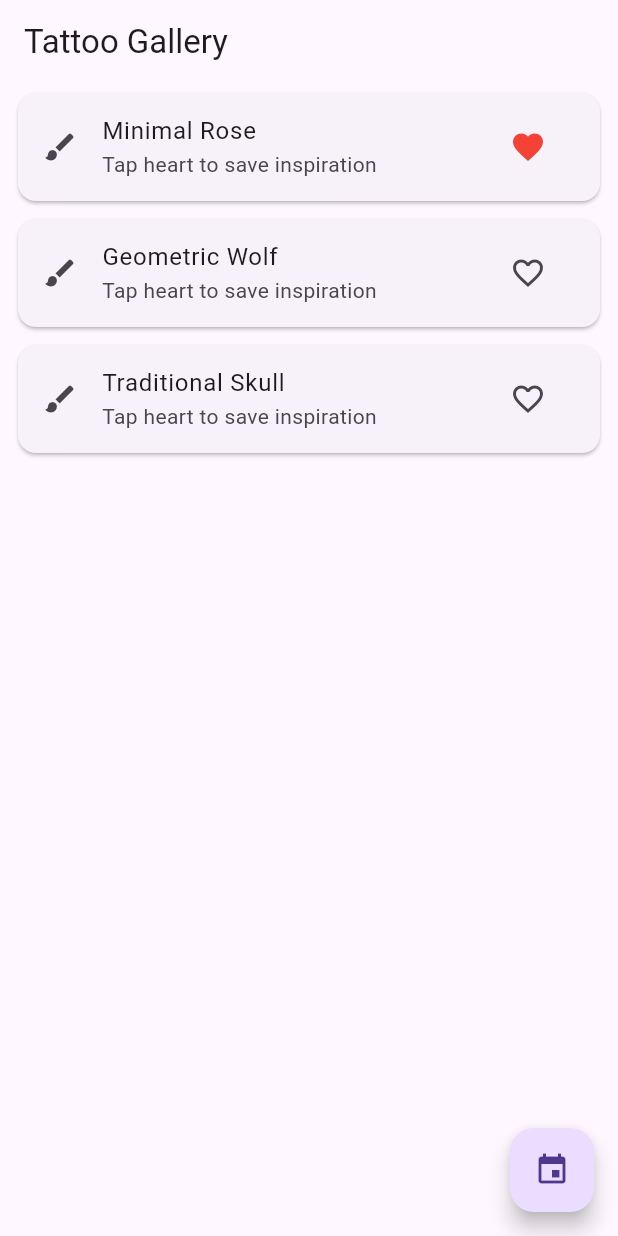
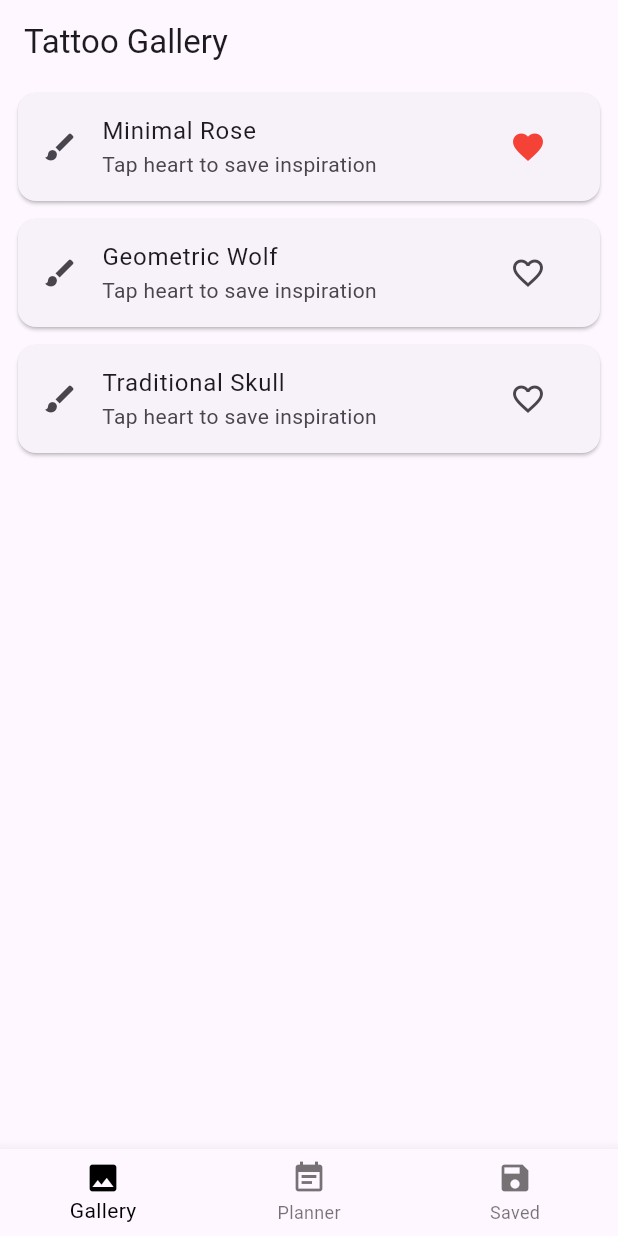
Before and after one commit to amyleeg/AmyLeeGaerty_CPD_HA, a Flutter app: the screen it shows after launch, after a tap on the "favorite outline" icon, on a phone screen of 412 x 824 dp. Run offline on Flutter 3.47's test engine with Material 3 defaults, Android fonts, the phone set to English and light mode, and no system bars; our stand-ins replace flutter_local_notifications, image_picker, shared_preferences.

```diff
--- a/lib/main.dart
+++ b/lib/main.dart
@@ -3,6 +3,8 @@ import 'package:ink_log/services/notification_service.dart';
 import 'package:provider/provider.dart';
 import 'providers/tattoo_provider.dart';
 import 'screens/gallery_screen.dart';
+import 'screens/planner_screen.dart';
+import 'screens/saved_sessions_screen.dart';
 
 void main() async {
   WidgetsFlutterBinding.ensureInitialized();
@@ -17,11 +19,54 @@ class InkLogApp extends StatelessWidget {
   Widget build(BuildContext context) {
     return ChangeNotifierProvider(
       create: (_) => TattooProvider(),
-      child: MaterialApp(
+      child: const MaterialApp(
         title: 'InkLog',
-        theme: ThemeData(primaryColor: Colors.black),
-        home: GalleryScreen(),
+        debugShowCheckedModeBanner: false,
+        home: HomeNavigation(),
       ),
     );
   }
 }
+
+class HomeNavigation extends StatefulWidget {
+  const HomeNavigation({super.key});
+
+  @override
+  State<HomeNavigation> createState() => _HomeNavigationState();
+}
+
+class _HomeNavigationState extends State<HomeNavigation> {
+  int _selectedIndex = 0;
+
+  static List<Widget> _screens = <Widget>[
+    GalleryScreen(),
+    PlannerScreen(),
+    SavedSessionsScreen(),
+  ];
+
+  void _onItemTapped(int index) {
+    setState(() {
+      _selectedIndex = index;
+    });
+  }
+
+  @override
+  Widget build(BuildContext context) {
+    return Scaffold(
+      body: _screens[_selectedIndex],
+      bottomNavigationBar: BottomNavigationBar(
+        currentIndex: _selectedIndex,
+        onTap: _onItemTapped,
+        selectedItemColor: Colors.black,
+        items: const [
+          BottomNavigationBarItem(icon: Icon(Icons.image), label: 'Gallery'),
+          BottomNavigationBarItem(
+            icon: Icon(Icons.event_note),
+            label: 'Planner',
+          ),
+          BottomNavigationBarItem(icon: Icon(Icons.save), label: 'Saved'),
+        ],
+      ),
+    );
+  }
+}
--- a/lib/screens/gallery_screen.dart
+++ b/lib/screens/gallery_screen.dart
@@ -19,15 +19,7 @@ class GalleryScreen extends StatelessWidget {
 
     return Scaffold(
       appBar: AppBar(title: const Text('Tattoo Gallery')),
-      floatingActionButton: FloatingActionButton(
-        child: const Icon(Icons.event),
-        onPressed: () {
-          Navigator.push(
-            context,
-            MaterialPageRoute(builder: (_) => const PlannerScreen()),
-          );
-        },
-      ),
+
       body: ListView.builder(
         itemCount: tattoos.length,
         itemBuilder: (context, index) {
```
